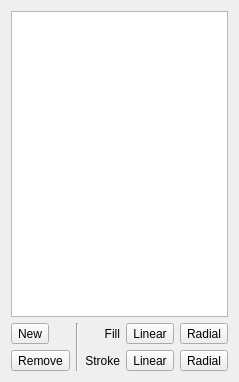
First picture: the form in src/gui/widgets/shape_style/gradient_list_widget.ui, repository mbasaglia/glaxnimate, before the edit.
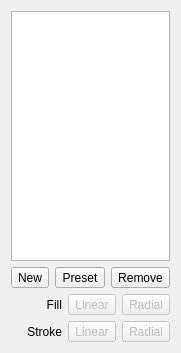
Second picture: the form after the edit. Icons and pictures are not drawn.

Commit message: Link up current item with gradient buttons

Patch:
```diff
--- a/src/gui/widgets/shape_style/gradient_list_widget.ui
+++ b/src/gui/widgets/shape_style/gradient_list_widget.ui
@@ -7,7 +7,7 @@
     <x>0</x>
     <y>0</y>
     <width>177</width>
-    <height>382</height>
+    <height>353</height>
    </rect>
   </property>
   <layout class="QVBoxLayout" name="verticalLayout">
@@ -28,21 +28,48 @@
     </widget>
    </item>
    <item>
-    <layout class="QGridLayout" name="gridLayout">
-     <item row="0" column="1" rowspan="2">
-      <widget class="Line" name="line">
-       <property name="sizePolicy">
-        <sizepolicy hsizetype="Fixed" vsizetype="Minimum">
-         <horstretch>0</horstretch>
-         <verstretch>0</verstretch>
-        </sizepolicy>
+    <layout class="QHBoxLayout" name="horizontalLayout">
+     <item>
+      <widget class="QToolButton" name="btn_new">
+       <property name="toolTip">
+        <string>Add Gradient</string>
        </property>
+       <property name="text">
+        <string>New</string>
+       </property>
+       <property name="icon">
+        <iconset theme="list-add">
+         <normaloff>.</normaloff>.</iconset>
+       </property>
+      </widget>
+     </item>
+     <item>
+      <widget class="QToolButton" name="btn_preset">
+       <property name="toolTip">
+        <string>Add from Preset</string>
+       </property>
+       <property name="text">
+        <string>Preset</string>
+       </property>
+       <property name="icon">
+        <iconset theme="folder"/>
+       </property>
+      </widget>
+     </item>
+     <item>
+      <spacer name="horizontalSpacer">
        <property name="orientation">
-        <enum>Qt::Vertical</enum>
+        <enum>Qt::Horizontal</enum>
        </property>
-      </widget>
+       <property name="sizeHint" stdset="0">
+        <size>
+         <width>40</width>
+         <height>20</height>
+        </size>
+       </property>
+      </spacer>
      </item>
-     <item row="1" column="0">
+     <item>
       <widget class="QToolButton" name="btn_remove">
        <property name="toolTip">
         <string>Remove Gradient</string>
@@ -56,24 +83,11 @@
        </property>
       </widget>
      </item>
-     <item row="1" column="3">
-      <widget class="QToolButton" name="btn_stroke_linear">
-       <property name="toolTip">
-        <string>Linear</string>
-       </property>
-       <property name="text">
-        <string>Linear</string>
-       </property>
-       <property name="icon">
-        <iconset theme="paint-gradient-linear">
-         <normaloff>.</normaloff>.</iconset>
-       </property>
-       <property name="checkable">
-        <bool>true</bool>
-       </property>
-      </widget>
-     </item>
-     <item row="0" column="2">
+    </layout>
+   </item>
+   <item>
+    <layout class="QGridLayout" name="gridLayout">
+     <item row="0" column="1">
       <widget class="QLabel" name="label">
        <property name="text">
         <string>Fill</string>
@@ -83,13 +97,16 @@
        </property>
       </widget>
      </item>
-     <item row="0" column="4">
-      <widget class="QToolButton" name="btn_fill_radial">
+     <item row="0" column="2">
+      <widget class="QToolButton" name="btn_fill_linear">
+       <property name="enabled">
+        <bool>false</bool>
+       </property>
        <property name="toolTip">
         <string>Radial</string>
        </property>
        <property name="text">
-        <string>Radial</string>
+        <string>Linear</string>
        </property>
        <property name="icon">
         <iconset theme="paint-gradient-radial">
@@ -100,8 +117,11 @@
        </property>
       </widget>
      </item>
-     <item row="1" column="4">
+     <item row="1" column="3">
       <widget class="QToolButton" name="btn_stroke_radial">
+       <property name="enabled">
+        <bool>false</bool>
+       </property>
        <property name="toolTip">
         <string>Radial</string>
        </property>
@@ -117,21 +137,7 @@
        </property>
       </widget>
      </item>
-     <item row="0" column="0">
-      <widget class="QToolButton" name="btn_new">
-       <property name="toolTip">
-        <string>Add Gradient</string>
-       </property>
-       <property name="text">
-        <string>New</string>
-       </property>
-       <property name="icon">
-        <iconset theme="list-add">
-         <normaloff>.</normaloff>.</iconset>
-       </property>
-      </widget>
-     </item>
-     <item row="1" column="2">
+     <item row="1" column="1">
       <widget class="QLabel" name="label_2">
        <property name="text">
         <string>Stroke</string>
@@ -142,7 +148,30 @@
       </widget>
      </item>
      <item row="0" column="3">
-      <widget class="QToolButton" name="btn_fill_linear">
+      <widget class="QToolButton" name="btn_fill_radial">
+       <property name="enabled">
+        <bool>false</bool>
+       </property>
+       <property name="toolTip">
+        <string>Radial</string>
+       </property>
+       <property name="text">
+        <string>Radial</string>
+       </property>
+       <property name="icon">
+        <iconset theme="paint-gradient-radial">
+         <normaloff>.</normaloff>.</iconset>
+       </property>
+       <property name="checkable">
+        <bool>true</bool>
+       </property>
+      </widget>
+     </item>
+     <item row="1" column="2">
+      <widget class="QToolButton" name="btn_stroke_linear">
+       <property name="enabled">
+        <bool>false</bool>
+       </property>
        <property name="toolTip">
         <string>Linear</string>
        </property>
```
Left out of the diff: 42 changed lines with no effect on the pictures. The commit also changes 5 other files.
